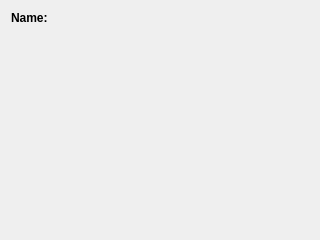
Above: src/plugins/editing/CellMLAnnotationView/src/cellmlannotationviewdetailswidget.ui from opencor/opencor before the change. Below: the same form after it.
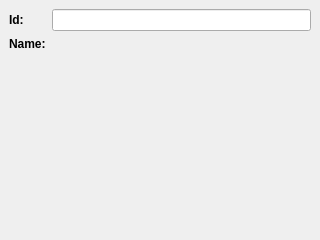
That is the form after the change.

```diff
--- a/src/plugins/editing/CellMLAnnotationView/src/cellmlannotationviewdetailswidget.ui
+++ b/src/plugins/editing/CellMLAnnotationView/src/cellmlannotationviewdetailswidget.ui
@@ -11,16 +11,36 @@
    </rect>
   </property>
   <layout class="QVBoxLayout" name="verticalLayout">
+   <property name="margin">
+    <number>0</number>
+   </property>
    <item>
     <widget class="QWidget" name="detailsWidget" native="true">
      <layout class="QFormLayout" name="detailsFormLayout">
       <property name="fieldGrowthPolicy">
        <enum>QFormLayout::AllNonFixedFieldsGrow</enum>
       </property>
-      <property name="margin">
-       <number>0</number>
-      </property>
       <item row="0" column="0">
+       <widget class="QLabel" name="idLabel">
+        <property name="font">
+         <font>
+          <weight>75</weight>
+          <bold>true</bold>
+         </font>
+        </property>
+        <property name="text">
+         <string>Id:</string>
+        </property>
+       </widget>
+      </item>
+      <item row="0" column="1">
+       <widget class="QLineEdit" name="idValue">
+        <property name="text">
+         <string/>
+        </property>
+       </widget>
+      </item>
+      <item row="1" column="0">
        <widget class="QLabel" name="nameLabel">
         <property name="font">
          <font>
@@ -31,12 +51,9 @@
         <property name="text">
          <string>Name:</string>
         </property>
-        <property name="alignment">
-         <set>Qt::AlignLeading|Qt::AlignLeft|Qt::AlignTop</set>
-        </property>
        </widget>
       </item>
-      <item row="0" column="1">
+      <item row="1" column="1">
        <widget class="QLabel" name="nameValue">
         <property name="text">
          <string/>
```
